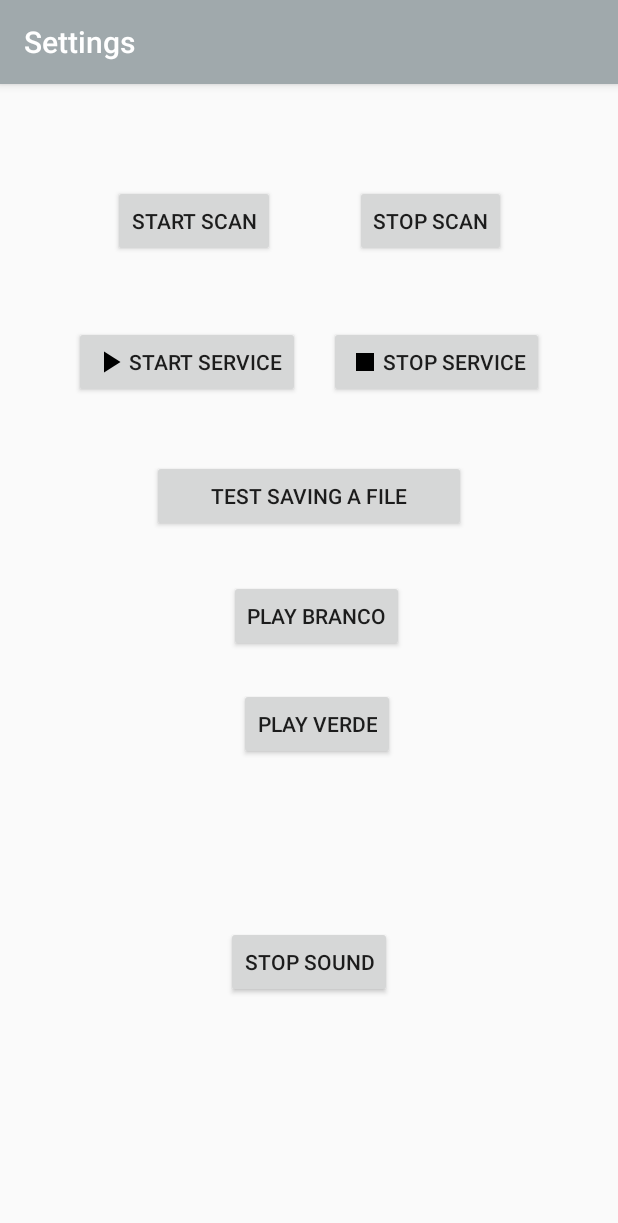
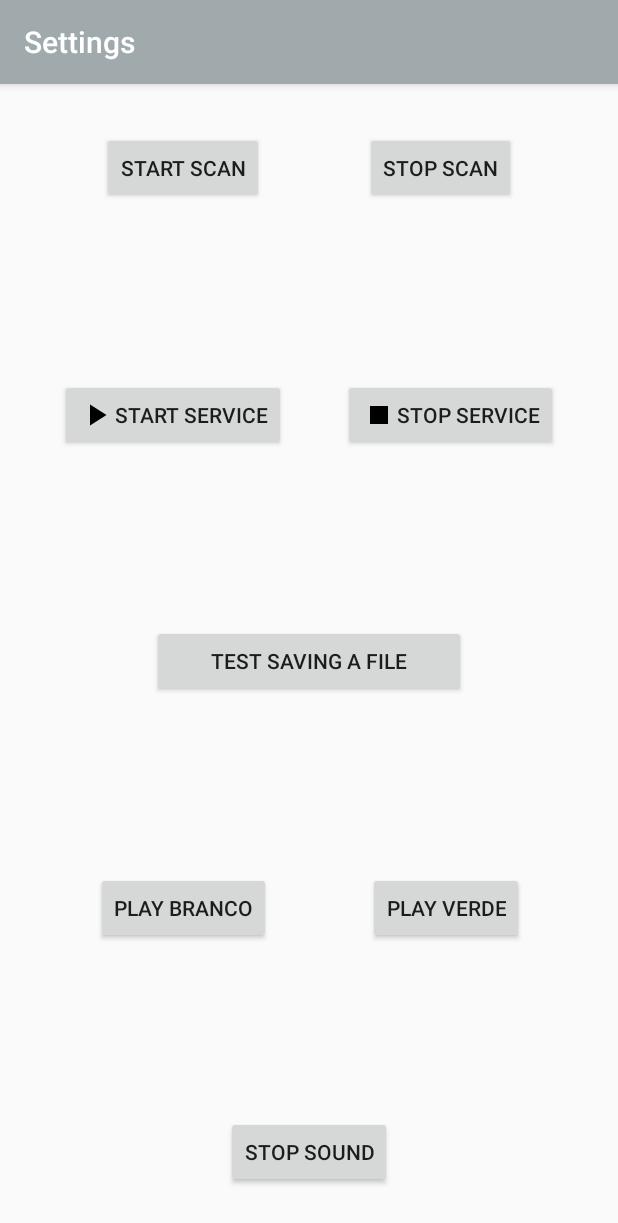
Before and after one commit to sierleunam/ProximityContent, an Android app: the Activity2 screen opened directly, with no data from a screen before it, on a phone screen of 412 x 824 dp. Shown: the top 1223 px of the screen. Run offline under Robolectric (Android 15) with nearby library versions, the phone set to English and light mode, and no system bars.

Commit message:
Travis Prep

```diff
--- a/app/build.gradle
+++ b/app/build.gradle
@@ -19,15 +19,7 @@ android {
             proguardFiles getDefaultProguardFile('proguard-android.txt'), 'proguard-rules.pro'
         }
     }
-    signingConfigs {
-        release {
-            storeFile file('C:\\Android\\Signing\\DebugKeystore.jks')
-            storePassword System.getenv('rog3ryo')
-            keyAlias = 'keyDebug'
-            keyPassword System.getenv('rog3ryo')
-        }
 
-    }
     android.applicationVariants.all { variant ->
         variant.outputs.all {
             def appName = "BeaconFinder"
--- a/app/src/main/res/layout/activity_configure.xml
+++ b/app/src/main/res/layout/activity_configure.xml
@@ -11,119 +11,92 @@
         android:layout_width="wrap_content"
         android:layout_height="wrap_content"
 
-        android:layout_marginStart="22dp"
+        android:layout_marginTop="32dp"
         android:text="@string/start_scan"
-        app:layout_constraintBottom_toTopOf="@+id/guideline2"
-        app:layout_constraintStart_toStartOf="@+id/guideline4" />
+        app:layout_constraintEnd_toStartOf="@+id/btnStopId"
+        app:layout_constraintStart_toStartOf="parent"
+        app:layout_constraintTop_toTopOf="parent" />
 
     <Button
         android:id="@+id/btnStopId"
         android:layout_width="wrap_content"
         android:layout_height="wrap_content"
-        android:layout_marginEnd="29dp"
+        android:layout_marginTop="32dp"
+        android:layout_marginBottom="1dp"
         android:text="@string/stop_scan"
-        app:layout_constraintBottom_toTopOf="@+id/guideline2"
-        app:layout_constraintEnd_toStartOf="@+id/guideline5" />
+        app:layout_constraintBottom_toTopOf="@+id/btnStopService"
+        app:layout_constraintEnd_toEndOf="parent"
+        app:layout_constraintStart_toEndOf="@+id/btnStartId"
+        app:layout_constraintTop_toTopOf="parent"
+        app:layout_constraintVertical_chainStyle="spread_inside" />
 
     <Button
         android:id="@+id/buttonSaveId"
         android:layout_width="209dp"
         android:layout_height="wrap_content"
-        android:layout_marginTop="41dp"
+        android:layout_marginBottom="1dp"
         android:text="@string/test_saving_a_file"
-        app:layout_constraintEnd_toStartOf="@+id/guideline6"
-        app:layout_constraintStart_toStartOf="@+id/guideline6"
-        app:layout_constraintTop_toBottomOf="@+id/btnStartServiceId" />
+        app:layout_constraintBottom_toTopOf="@+id/btn_playVerdeId"
+        app:layout_constraintEnd_toEndOf="parent"
+        app:layout_constraintStart_toStartOf="parent"
+        app:layout_constraintTop_toBottomOf="@+id/btnStopService" />
 
     <Button
         android:id="@+id/btnStartServiceId"
         android:layout_width="wrap_content"
         android:layout_height="wrap_content"
-        android:layout_marginEnd="19dp"
+        android:layout_marginStart="1dp"
         android:drawableStart="@drawable/ic_play_arrow_black_24dp"
         android:onClick="startService"
         android:text="@string/start_service"
+        app:layout_constraintBaseline_toBaselineOf="@+id/btnStopService"
         app:layout_constraintEnd_toStartOf="@+id/btnStopService"
-        app:layout_constraintHorizontal_chainStyle="packed"
-        app:layout_constraintStart_toStartOf="parent"
-        app:layout_constraintTop_toTopOf="@+id/guideline3" />
+        app:layout_constraintStart_toStartOf="parent" />
 
     <Button
         android:id="@+id/btnStopService"
         android:layout_width="wrap_content"
         android:layout_height="wrap_content"
+        android:layout_marginEnd="1dp"
+        android:layout_marginBottom="1dp"
         android:drawableStart="@drawable/ic_stop_black_24dp"
         android:onClick="stopService"
         android:text="@string/stop_service"
+        app:layout_constraintBottom_toTopOf="@+id/buttonSaveId"
         app:layout_constraintEnd_toEndOf="parent"
         app:layout_constraintStart_toEndOf="@+id/btnStartServiceId"
-        app:layout_constraintTop_toTopOf="@+id/guideline3" />
-
-    <android.support.constraint.Guideline
-        android:id="@+id/guideline2"
-        android:layout_width="wrap_content"
-        android:layout_height="wrap_content"
-        android:orientation="horizontal"
-        app:layout_constraintGuide_percent="0.15" />
-
-    <android.support.constraint.Guideline
-        android:id="@+id/guideline3"
-        android:layout_width="wrap_content"
-        android:layout_height="wrap_content"
-        android:orientation="horizontal"
-        app:layout_constraintGuide_percent="0.21" />
-
-    <android.support.constraint.Guideline
-        android:id="@+id/guideline4"
-        android:layout_width="wrap_content"
-        android:layout_height="wrap_content"
-        android:orientation="vertical"
-        app:layout_constraintGuide_percent="0.13" />
-
-    <android.support.constraint.Guideline
-        android:id="@+id/guideline5"
-        android:layout_width="wrap_content"
-        android:layout_height="wrap_content"
-        android:orientation="vertical"
-        app:layout_constraintGuide_percent="0.89" />
-
-    <android.support.constraint.Guideline
-        android:id="@+id/guideline6"
-        android:layout_width="wrap_content"
-        android:layout_height="wrap_content"
-        android:orientation="vertical"
-        app:layout_constraintGuide_percent="0.5" />
+        app:layout_constraintTop_toBottomOf="@+id/btnStopId" />
 
     <Button
         android:id="@+id/btn_playBrancoId"
         android:layout_width="wrap_content"
         android:layout_height="wrap_content"
-        android:layout_marginTop="32dp"
-        android:layout_marginEnd="41dp"
+        android:layout_marginStart="1dp"
+        android:layout_marginEnd="1dp"
         android:text="@string/play_branco"
-        app:layout_constraintEnd_toEndOf="@+id/buttonSaveId"
-        app:layout_constraintTop_toBottomOf="@+id/buttonSaveId" />
+        app:layout_constraintBaseline_toBaselineOf="@+id/btn_playVerdeId"
+        app:layout_constraintEnd_toStartOf="@+id/btn_playVerdeId"
+        app:layout_constraintStart_toStartOf="parent" />
 
     <Button
         android:id="@+id/btn_playVerdeId"
         android:layout_width="wrap_content"
         android:layout_height="wrap_content"
-        android:layout_marginTop="24dp"
-        android:layout_marginEnd="6dp"
         android:text="@string/play_verde"
-        app:layout_constraintEnd_toEndOf="@+id/btn_playBrancoId"
-        app:layout_constraintTop_toBottomOf="@+id/btn_playBrancoId" />
+        app:layout_constraintBottom_toTopOf="@+id/btn_stopAudioId"
+        app:layout_constraintEnd_toEndOf="parent"
+        app:layout_constraintStart_toEndOf="@+id/btn_playBrancoId"
+        app:layout_constraintTop_toBottomOf="@+id/buttonSaveId" />
 
     <Button
         android:id="@+id/btn_stopAudioId"
         android:layout_width="wrap_content"
         android:layout_height="wrap_content"
-        android:layout_marginTop="144dp"
-        android:layout_marginBottom="144dp"
+        android:layout_marginBottom="32dp"
         android:text="@string/stop_sound"
         app:layout_constraintBottom_toBottomOf="parent"
         app:layout_constraintEnd_toEndOf="parent"
         app:layout_constraintStart_toStartOf="parent"
-        app:layout_constraintTop_toTopOf="@+id/btn_playVerdeId" />
+        app:layout_constraintTop_toBottomOf="@+id/btn_playVerdeId" />
 
 </android.support.constraint.ConstraintLayout>
--- a/build.gradle
+++ b/build.gradle
@@ -6,7 +6,7 @@ buildscript {
         google()
     }
     dependencies {
-        classpath 'com.android.tools.build:gradle:3.5.0-alpha02'
+        classpath 'com.android.tools.build:gradle:3.5.0-alpha07'
 
         // NOTE: Do not place your application dependencies here; they belong
         // in the individual module build.gradle files
```
Also changed, not shown: gradle/wrapper/gradle-wrapper.properties, 1 other file.
